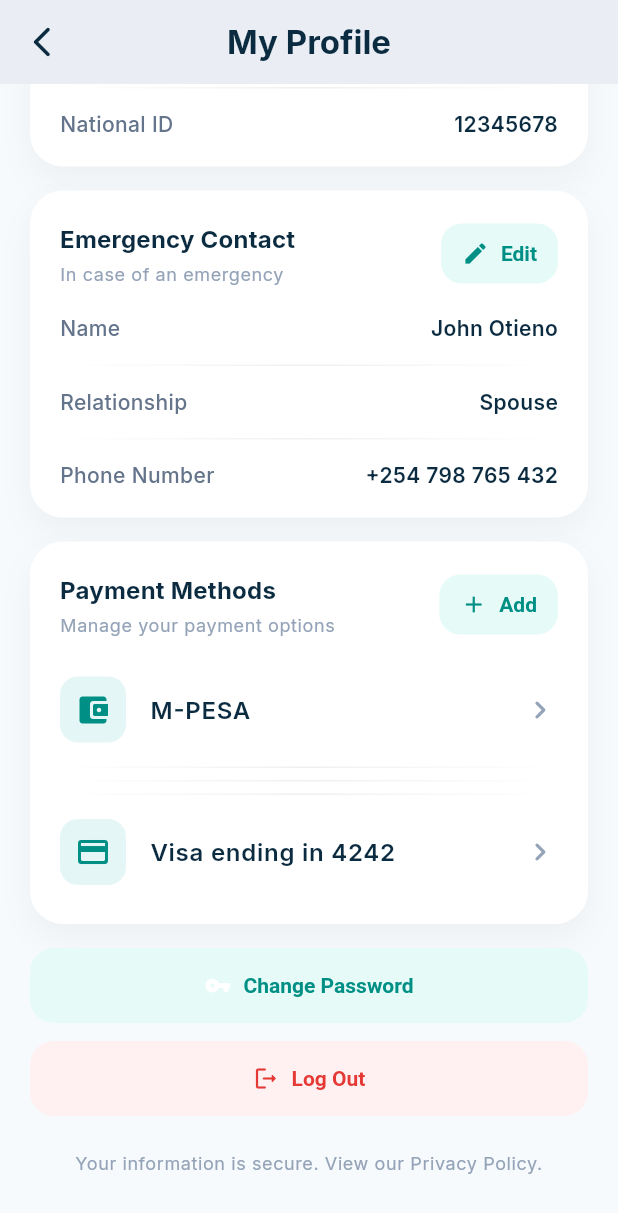
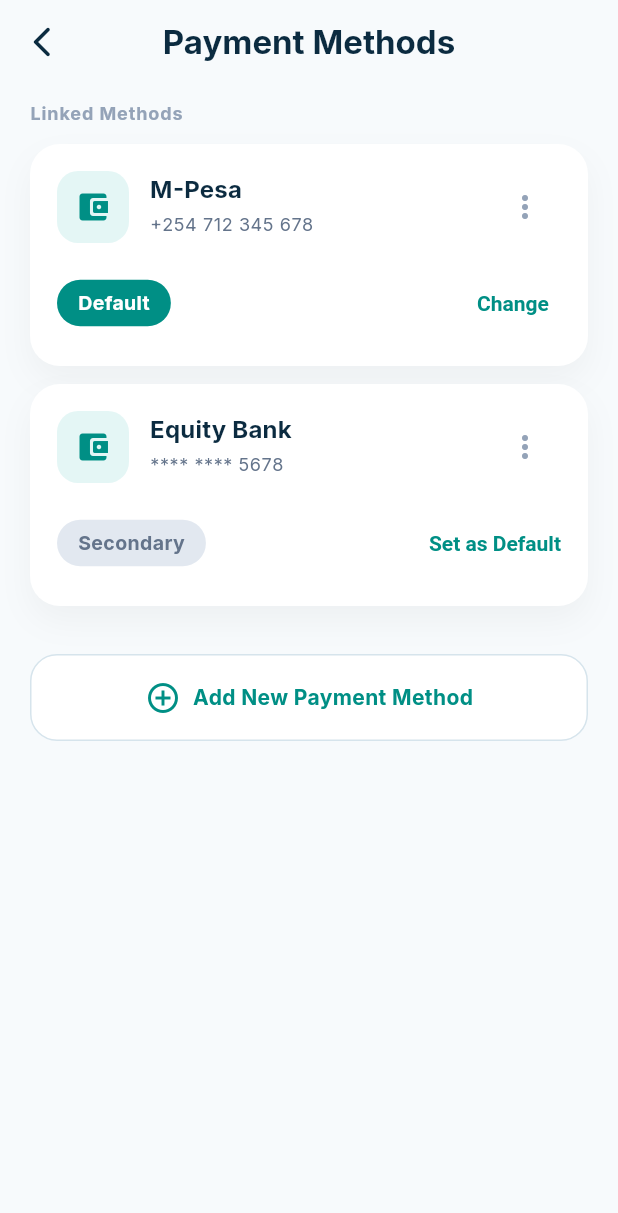
Before and after one commit to sostinewaliaula/rentara, a Flutter app: the ProfileScreen screen opened by its route, scrolled down 334 dp, after a tap on "Add", on a phone screen of 412 x 824 dp. Shown: the top 1213 px of the screen. Run offline on Flutter 3.47's test engine with Material 3 defaults, Android fonts, the phone set to English and light mode, and no system bars; our stand-ins replace dio, flutter_riverpod, flutter_secure_storage, go_router, google_fonts, riverpod_annotation; accounts and stored records are empty; generated files the repository leaves out were written again.

Commit message:
added the payment methods screen

```diff
--- a/mobile/lib/core/router/app_router.dart
+++ b/mobile/lib/core/router/app_router.dart
@@ -14,6 +14,7 @@ import 'package:rentara/features/maintenance/presentation/screens/maintenance_de
 import 'package:rentara/features/maintenance/presentation/screens/create_maintenance_screen.dart';
 import 'package:rentara/features/notifications/presentation/screens/notifications_screen.dart';
 import 'package:rentara/features/profile/presentation/screens/profile_screen.dart';
+import 'package:rentara/features/profile/presentation/screens/add_payment_method_screen.dart';
 import 'package:rentara/features/units/presentation/screens/units_screen.dart';
 import 'package:rentara/features/units/presentation/screens/unit_detail_screen.dart';
 import 'package:riverpod_annotation/riverpod_annotation.dart';
@@ -29,8 +30,9 @@ GoRouter router(RouterRef ref) {
     redirect: (context, state) {
       final isAuthenticated = authState.isAuthenticated;
       final extra = state.extra;
-      final hasBypass =
-          extra is Map && extra['bypassAuth'] == true;
+      final hasBypassExtra = extra is Map && extra['bypassAuth'] == true;
+      final hasBypassQuery = state.uri.queryParameters['bypass'] == '1';
+      final hasBypass = hasBypassExtra || hasBypassQuery;
       final isAuthEntryRoute = state.matchedLocation.startsWith('/login') ||
           state.matchedLocation.startsWith('/register') ||
           state.matchedLocation.startsWith('/forgot-password');
@@ -127,6 +129,10 @@ GoRouter router(RouterRef ref) {
         path: '/profile',
         builder: (context, state) => const ProfileScreen(),
       ),
+      GoRoute(
+        path: '/profile/payment-methods',
+        builder: (context, state) => const AddPaymentMethodScreen(),
+      ),
     ],
   );
 }
--- /dev/null
+++ b/mobile/lib/features/profile/presentation/screens/add_payment_method_screen.dart
@@ -0,0 +1,207 @@
+import 'package:flutter/material.dart';
+import 'package:go_router/go_router.dart';
+
+class AddPaymentMethodScreen extends StatelessWidget {
+  const AddPaymentMethodScreen({super.key});
+
+  @override
+  Widget build(BuildContext context) {
+    final theme = Theme.of(context);
+
+    final paymentMethods = [
+      {
+        'provider': 'M-Pesa',
+        'details': '+254 712 345 678',
+        'isDefault': true,
+      },
+      {
+        'provider': 'Equity Bank',
+        'details': '**** **** 5678',
+        'isDefault': false,
+      },
+    ];
+
+    return Scaffold(
+      backgroundColor: const Color(0xFFF7FAFC),
+      appBar: AppBar(
+        backgroundColor: Colors.transparent,
+        elevation: 0,
+        leading: IconButton(
+          icon: const Icon(Icons.arrow_back_ios_new_rounded, color: Color(0xFF0B2B40)),
+          onPressed: () => context.pop(),
+        ),
+        centerTitle: true,
+        title: Text(
+          'Payment Methods',
+          style: theme.textTheme.titleLarge?.copyWith(
+            fontWeight: FontWeight.w700,
+            color: const Color(0xFF0B2B40),
+          ),
+        ),
+      ),
+      body: SingleChildScrollView(
+        padding: const EdgeInsets.symmetric(horizontal: 20, vertical: 12),
+        child: Column(
+          crossAxisAlignment: CrossAxisAlignment.start,
+          children: [
+            Text(
+              'Linked Methods',
+              style: theme.textTheme.bodySmall?.copyWith(
+                fontWeight: FontWeight.w700,
+                color: const Color(0xFF94A3B8),
+                letterSpacing: 0.6,
+              ),
+            ),
+            const SizedBox(height: 12),
+            ...paymentMethods.map((method) => _PaymentMethodCard(method: method)).toList(),
+            const SizedBox(height: 20),
+            _AddNewMethodButton(onTap: () {}),
+          ],
+        ),
+      ),
+    );
+  }
+}
+
+class _PaymentMethodCard extends StatelessWidget {
+  final Map<String, Object> method;
+
+  const _PaymentMethodCard({required this.method});
+
+  @override
+  Widget build(BuildContext context) {
+    final theme = Theme.of(context);
+    final isDefault = method['isDefault'] as bool;
+
+    return Container(
+      width: double.infinity,
+      margin: const EdgeInsets.only(bottom: 12),
+      padding: const EdgeInsets.all(18),
+      decoration: BoxDecoration(
+        color: Colors.white,
+        borderRadius: BorderRadius.circular(20),
+        boxShadow: [
+          BoxShadow(
+            color: Colors.black.withOpacity(0.04),
+            blurRadius: 18,
+            offset: const Offset(0, 10),
+          ),
+        ],
+      ),
+      child: Column(
+        crossAxisAlignment: CrossAxisAlignment.start,
+        children: [
+          Row(
+            crossAxisAlignment: CrossAxisAlignment.start,
+            children: [
+              Container(
+                padding: const EdgeInsets.all(12),
+                decoration: BoxDecoration(
+                  color: const Color(0xFFE4F6F5),
+                  borderRadius: BorderRadius.circular(14),
+                ),
+                child: Icon(
+                  Icons.account_balance_wallet_rounded,
+                  color: const Color(0xFF008F85),
+                ),
+              ),
+              const SizedBox(width: 14),
+              Expanded(
+                child: Column(
+                  crossAxisAlignment: CrossAxisAlignment.start,
+                  children: [
+                    Text(
+                      method['provider'] as String,
+                      style: theme.textTheme.titleMedium?.copyWith(
+                        fontWeight: FontWeight.w700,
+                        color: const Color(0xFF0B2B40),
+                      ),
+                    ),
+                    const SizedBox(height: 4),
+                    Text(
+                      method['details'] as String,
+                      style: theme.textTheme.bodySmall?.copyWith(
+                        color: const Color(0xFF64748B),
+                      ),
+                    ),
+                  ],
+                ),
+              ),
+              IconButton(
+                onPressed: () {},
+                icon: const Icon(Icons.more_vert_rounded, color: Color(0xFF94A3B8)),
+              ),
+            ],
+          ),
+          const SizedBox(height: 16),
+          Row(
+            children: [
+              Container(
+                padding: const EdgeInsets.symmetric(horizontal: 14, vertical: 6),
+                decoration: BoxDecoration(
+                  color: isDefault ? const Color(0xFF008F85) : const Color(0xFFE2E8F0),
+                  borderRadius: BorderRadius.circular(20),
+                ),
+                child: Text(
+                  isDefault ? 'Default' : 'Secondary',
+                  style: TextStyle(
+                    color: isDefault ? Colors.white : const Color(0xFF64748B),
+                    fontWeight: FontWeight.w700,
+                    fontSize: 13,
+                  ),
+                ),
+              ),
+              const Spacer(),
+              TextButton(
+                onPressed: () {},
+                style: TextButton.styleFrom(
+                  padding: EdgeInsets.zero,
+                  foregroundColor: const Color(0xFF008F85),
+                  textStyle: const TextStyle(fontWeight: FontWeight.w700),
+                ),
+                child: Text(isDefault ? 'Change' : 'Set as Default'),
+              ),
+            ],
+          ),
+        ],
+      ),
+    );
+  }
+}
+
+class _AddNewMethodButton extends StatelessWidget {
+  final VoidCallback onTap;
+
+  const _AddNewMethodButton({required this.onTap});
+
+  @override
+  Widget build(BuildContext context) {
+    return InkWell(
+      onTap: onTap,
+      borderRadius: BorderRadius.circular(18),
+      child: Container(
+        width: double.infinity,
+        padding: const EdgeInsets.symmetric(vertical: 16),
+        decoration: BoxDecoration(
+          borderRadius: BorderRadius.circular(18),
+          border: Border.all(color: const Color(0xFFD6E4EC), style: BorderStyle.solid, width: 1),
+          color: Colors.white,
+        ),
+        child: Row(
+          mainAxisAlignment: MainAxisAlignment.center,
+          children: const [
+            Icon(Icons.add_circle_outline, color: Color(0xFF008F85)),
+            SizedBox(width: 8),
+            Text(
+              'Add New Payment Method',
+              style: TextStyle(
+                color: Color(0xFF008F85),
+                fontWeight: FontWeight.w700,
+              ),
+            ),
+          ],
+        ),
+      ),
+    );
+  }
+}
--- a/mobile/lib/features/profile/presentation/screens/profile_screen.dart
+++ b/mobile/lib/features/profile/presentation/screens/profile_screen.dart
@@ -148,7 +148,7 @@ class _ProfileScreenState extends State<ProfileScreen> {
               subtitle: 'Manage your payment options',
               actionLabel: 'Add',
               actionIcon: Icons.add,
-              onActionTap: () {},
+              onActionTap: () => context.push('/profile/payment-methods?bypass=1'),
               compactSeparators: true,
               children: const [
                 _PaymentRow(label: 'M-PESA', icon: Icons.account_balance_wallet_rounded),
```
